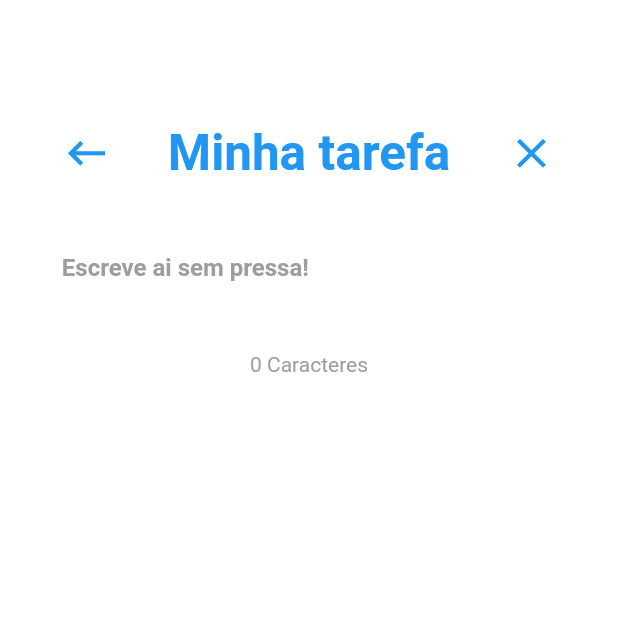
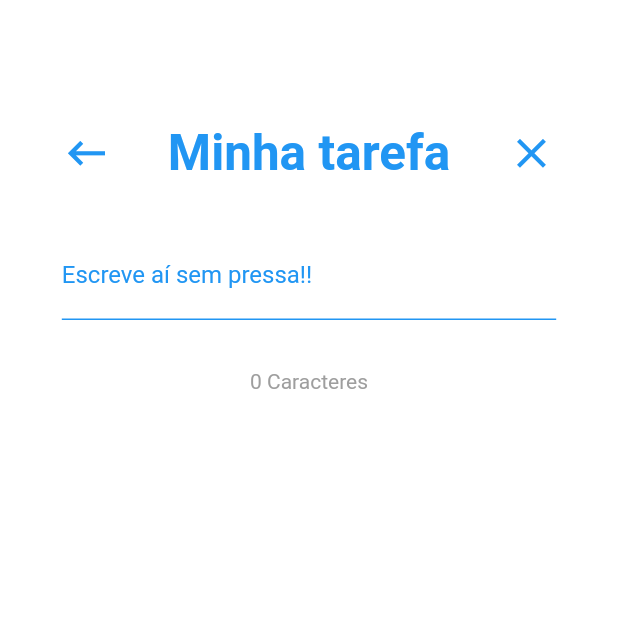
Before and after one commit to 0xjoaovpsantos/todo_app_open_source, a Flutter app: the MyTask screen opened directly, on a phone screen of 412 x 824 dp, the top half of it. Run offline on Flutter 3.47's test engine with Material 2 defaults, Android fonts, the light colour scheme and no system bars; our stand-ins replace auto_size_text, flare_flutter, flutter_mobx, get_it, mobx, shared_preferences and 1 more; accounts and stored records are empty; generated files the repository leaves out were written again.

Commit message:
Alteração do estilo do label na parte de criar uma tarefa

```diff
--- a/code/todo_app_open_source/lib/pages/my_task.dart
+++ b/code/todo_app_open_source/lib/pages/my_task.dart
@@ -17,6 +17,11 @@ class _MyTaskState extends State<MyTask> {
   @override
   void dispose() {
     controller.storeTask();
+  }
+
+  bool darkMode(color) {
+    if(color == Colors.black ) return true;
+    return false;
   }
 
   @override
@@ -76,14 +81,18 @@ class _MyTaskState extends State<MyTask> {
                         maxLines: null,
                         keyboardType: TextInputType.multiline,
                         decoration: InputDecoration(
-                            hintText: "Escreve ai sem pressa!",
+                            //hintText: "Escreve ai sem pressa!",
+                            labelText: "Escreve aí sem pressa!!",
+                            labelStyle: TextStyle(
+                              color: darkMode(controller.primaryColorApp) ? Colors.white : Colors.blue
+                            ),
                             hintStyle: TextStyle(
                                 color: Colors.grey,
                                 fontWeight: FontWeight.bold),
                             enabledBorder: UnderlineInputBorder(
-                                borderSide: BorderSide(color: Colors.white)),
+                                borderSide: BorderSide(color: darkMode(controller.primaryColorApp) ? Colors.white : Colors.blue)),
                             focusedBorder: UnderlineInputBorder(
-                                borderSide: BorderSide(color: Colors.white))),
+                                borderSide: BorderSide(color: darkMode(controller.primaryColorApp) ? Colors.white : Colors.blue))),
                       ),
                     ),
                     Container(
```
